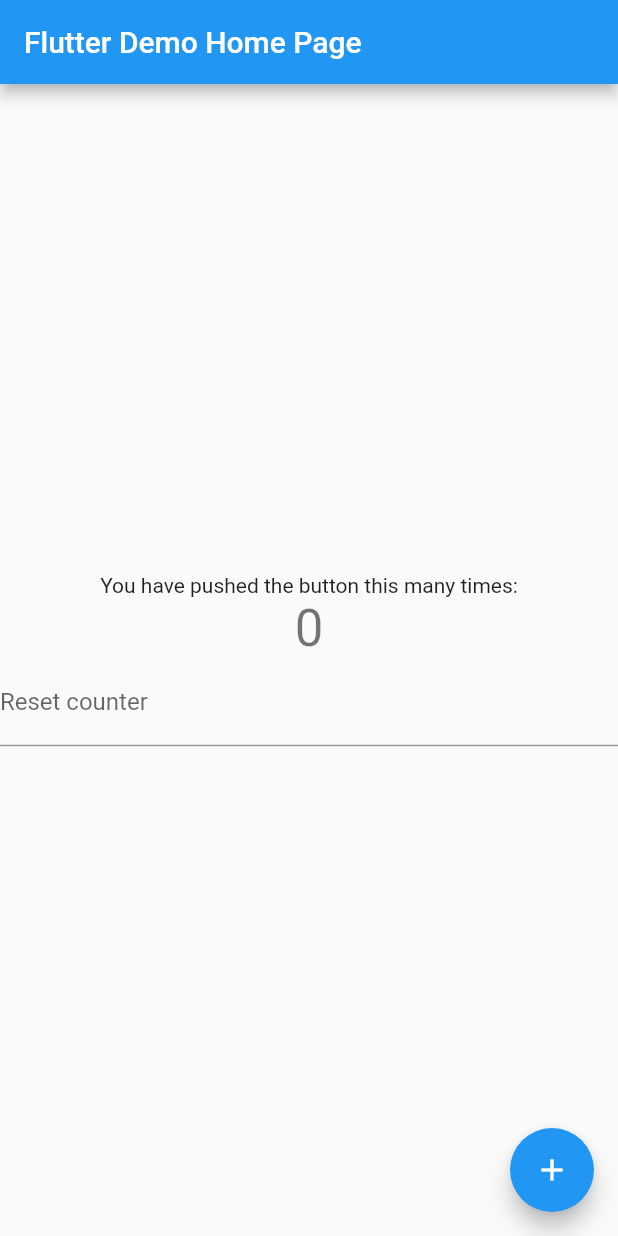
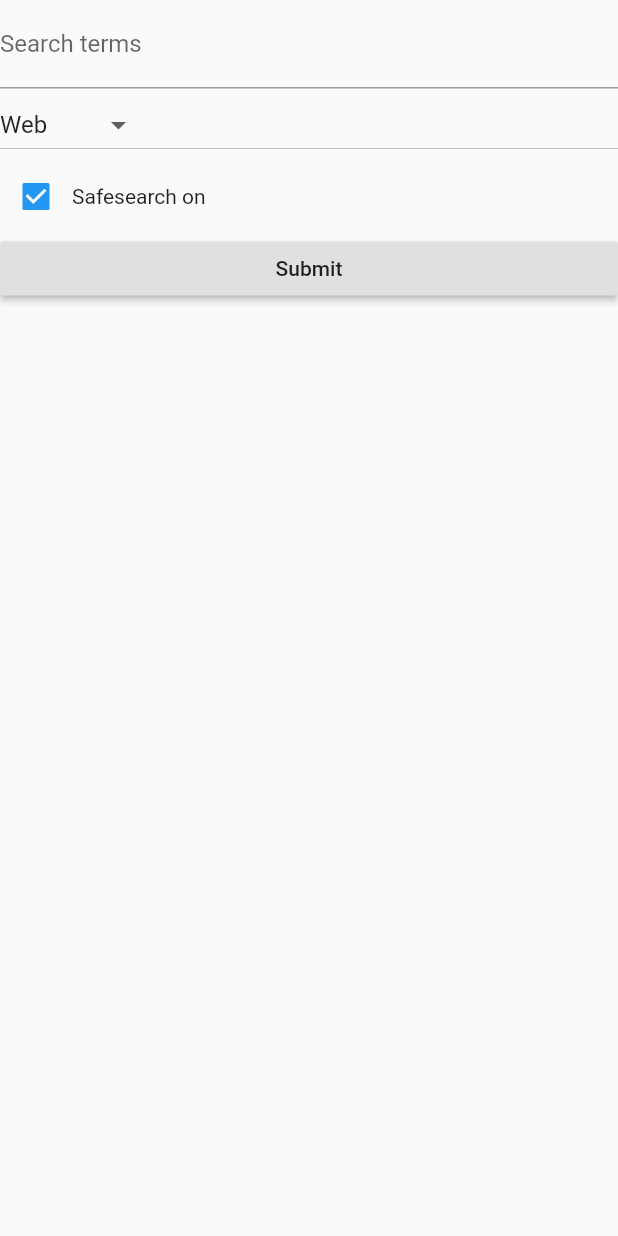
Before and after one commit to jduan/flutter_example, a Flutter app: the screen it shows after launch, on a phone screen of 412 x 824 dp. Run offline on Flutter 3.47's test engine with Material 2 defaults, Android fonts, the phone set to English and light mode, and no system bars.

Commit message:
make a form to search google

```diff
--- /dev/null
+++ b/lib/form.dart
@@ -0,0 +1,116 @@
+import 'package:flutter/material.dart';
+
+enum SearchType { web, image, news, shopping }
+
+class ProperForm extends StatefulWidget {
+  @override
+  State<StatefulWidget> createState() => _ProperFormState();
+}
+
+class _ProperFormState extends State<ProperForm> {
+  // A map to hold the data from the form.
+  final Map<String, dynamic> _searchForm = <String, dynamic>{
+    'searchTerm': '',
+    'searchType': SearchType.web,
+    'safeSearchOn': true,
+  };
+
+  // The flutter key to point to the form
+  final GlobalKey<FormState> _key = GlobalKey();
+
+  @override
+  Widget build(BuildContext context) {
+    return Scaffold(
+        body: Form(
+            key: _key,
+            autovalidate: false,
+            child: Container(
+                child: ListView(
+              children: <Widget>[
+                TextFormField(
+                  initialValue: _searchForm['searchTerm'],
+                  decoration: InputDecoration(
+                    labelText: 'Search terms',
+                  ),
+                  // On every keystroke, you can do something
+                  onChanged: (String val) {
+                    setState(() => _searchForm['searchTerm'] = val);
+                  },
+                  // When the user submits, you could do something for this field
+                  onSaved: (String val) {},
+                  // Returns null if validation passes, and an error message if it fails
+                  validator: (String val) {
+                    if (val.isEmpty) {
+                      return 'We need something to search for';
+                    } else {
+                      return null;
+                    }
+                  },
+                ),
+                FormField<SearchType>(
+                  builder: (FormFieldState<SearchType> state) {
+                    return DropdownButton<SearchType>(
+                      value: _searchForm['searchType'],
+                      items: const <DropdownMenuItem<SearchType>>[
+                        DropdownMenuItem<SearchType>(
+                          child: Text('Web'),
+                          value: SearchType.web,
+                        ),
+                        DropdownMenuItem<SearchType>(
+                          child: Text('Image'),
+                          value: SearchType.image,
+                        ),
+                        DropdownMenuItem<SearchType>(
+                          child: Text('News'),
+                          value: SearchType.news,
+                        ),
+                        DropdownMenuItem<SearchType>(
+                          child: Text('Shopping'),
+                          value: SearchType.shopping,
+                        ),
+                      ],
+                      onChanged: (SearchType val) {
+                        setState(() => _searchForm['searchType'] = val);
+                      },
+                    );
+                  },
+                  onSaved: (SearchType initValue) {},
+                ),
+                FormField<bool>(
+                  builder: (FormFieldState<bool> state) {
+                    return Row(
+                      children: <Widget>[
+                        Checkbox(
+                          value: _searchForm['safeSearchOn'],
+                          // every time it changes, you can do sth
+                          onChanged: (bool val) {
+                            setState(() => _searchForm['safeSearchOn'] = val);
+                          },
+                        ),
+                        const Text('Safesearch on'),
+                      ],
+                    );
+                  },
+                  onSaved: (bool initValue) {
+                    // when the user saves, this is run
+                  },
+                ),
+                RaisedButton(
+                  child: const Text('Submit'),
+                  onPressed: () {
+                    // Remember this calls the validator on all fields in the form
+                    if (_key.currentState.validate()) {
+                      // this calls onSaved() for all fields
+                      _key.currentState.save();
+                      // you'd save the data (_searchForm) to a database or whatever here
+                      print('Successfully saved the state: $_searchForm.');
+                    }
+                  },
+                )
+              ],
+            )
+            )
+        )
+    );
+  }
+}
--- a/lib/main.dart
+++ b/lib/main.dart
@@ -1,4 +1,5 @@
 import 'package:flutter/material.dart';
+import 'form.dart';
 import 'homepage.dart';
 
 void main() {
@@ -27,7 +28,7 @@ class MyApp extends StatelessWidget {
         // closer together (more dense) than on mobile platforms.
         visualDensity: VisualDensity.adaptivePlatformDensity,
       ),
-      home: MyHomePage(title: 'Flutter Demo Home Page'),
+      home: ProperForm(),
     );
   }
 }
```
